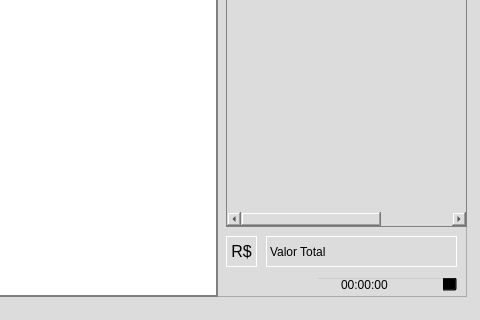
Above: telas/tela_vendas.ui from Faeldh/APP_Junina before the change; both pictures show x 353 to 833 and y 344 to 664 of the 833 by 664 pixel window. Below: the same form after it.
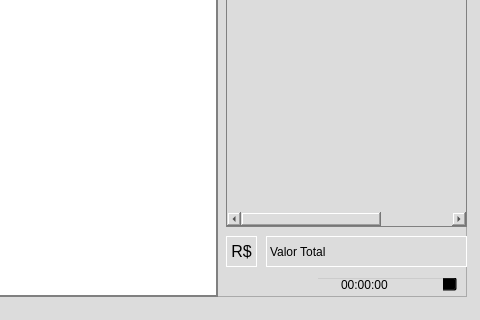
That is the form after the change. Icons and pictures are not drawn.

The edit to the form file:
```diff
--- a/telas/tela_vendas.ui
+++ b/telas/tela_vendas.ui
@@ -199,7 +199,7 @@
       <rect>
        <x>50</x>
        <y>580</y>
-       <width>191</width>
+       <width>201</width>
        <height>31</height>
       </rect>
      </property>
```
